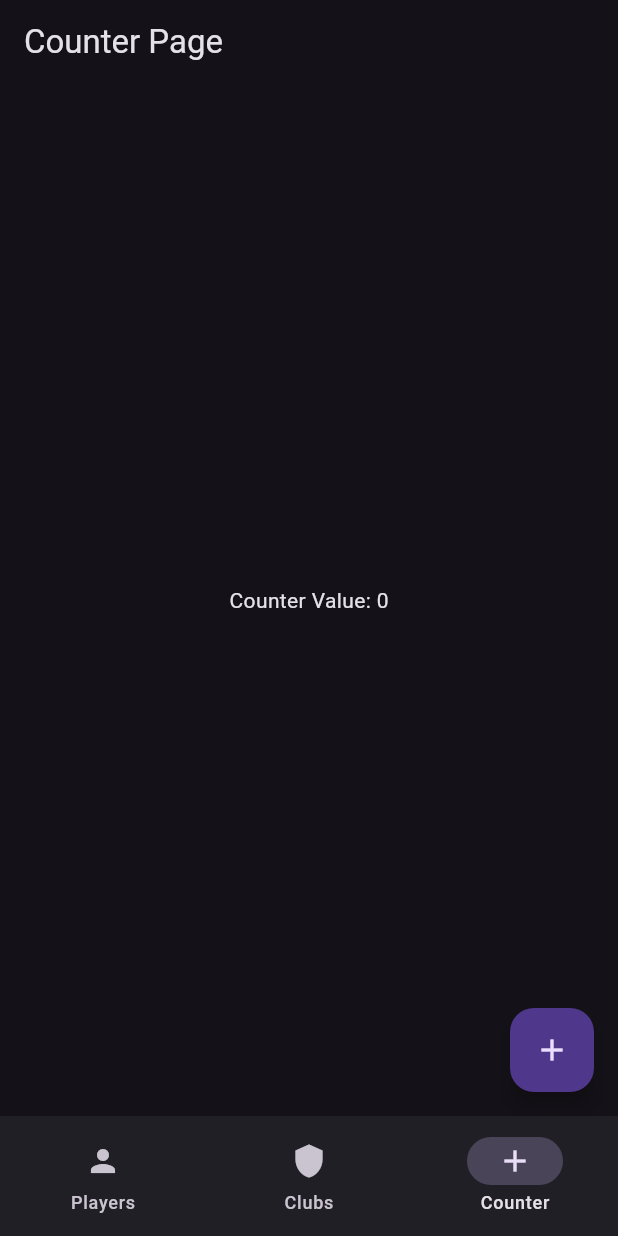
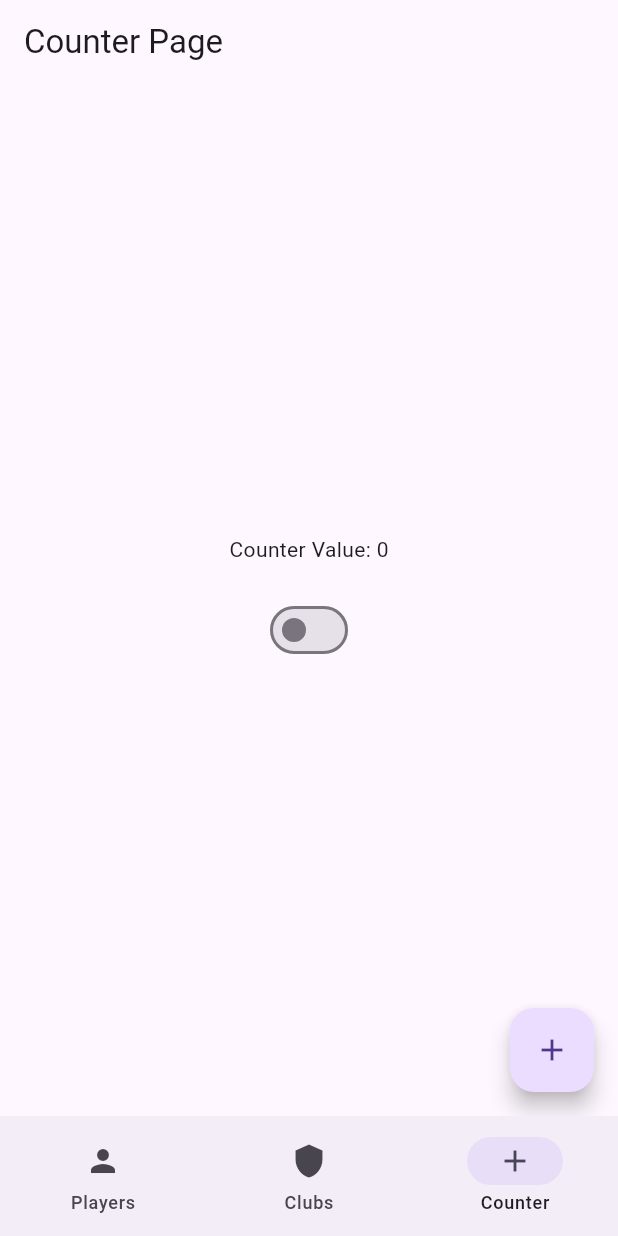
Before and after one commit to nixuiui/flutter_batch_9, a Flutter app: the screen it shows after launch, item 3 of the bottom bar chosen, on a phone screen of 412 x 824 dp. Run offline on Flutter 3.47's test engine with Material 3 defaults, Android fonts, the phone set to English and light mode, and no system bars; our stand-ins replace flutter_bloc.

Commit message:
feat: bloc provider

```diff
--- a/lib/main.dart
+++ b/lib/main.dart
@@ -1,7 +1,9 @@
 import 'package:flutter/material.dart';
 import 'package:flutter_batch_9/pages/day_5/football_player_detail_page.dart';
 import 'package:flutter_batch_9/pages/day_5/football_players_page.dart';
+import 'package:flutter_batch_9/pages/day_6/bloc/theme_cubit.dart';
 import 'package:flutter_batch_9/pages/day_6/main_page.dart';
+import 'package:flutter_bloc/flutter_bloc.dart';
 
 void main() {
   runApp(const MyApp());
@@ -12,11 +14,15 @@ class MyApp extends StatelessWidget {
 
   @override
   Widget build(BuildContext context) {
+    return BlocProvider(
+      create: (context) => ThemeCubit(),
+      child: BlocBuilder<ThemeCubit, ThemeMode>(
+        builder: (context, themeMode) {
           return MaterialApp(
             title: 'Flutter Demo',
             theme: ThemeData.light(useMaterial3: true),
             darkTheme: ThemeData.dark(useMaterial3: true),
-      themeMode: ThemeMode.dark,
+            themeMode: themeMode,
             initialRoute: '/main',
             routes: {
               '/main': (context) => const MainPage(),
@@ -37,4 +43,7 @@ class MyApp extends StatelessWidget {
             },
           );
         }
+      ),
+    );
   }
+}
--- /dev/null
+++ b/lib/pages/day_6/bloc/theme_cubit.dart
@@ -0,0 +1,15 @@
+import 'package:flutter/material.dart';
+import 'package:flutter_bloc/flutter_bloc.dart';
+
+class ThemeCubit extends Cubit<ThemeMode> {
+  ThemeCubit() : super(ThemeMode.system);
+
+  void toggleTheme() {
+    if (state == ThemeMode.light) {
+      emit(ThemeMode.dark);
+    } else {
+      emit(ThemeMode.light);
+    }
+  }
+
+}
--- a/lib/pages/day_6/counter_page.dart
+++ b/lib/pages/day_6/counter_page.dart
@@ -1,5 +1,6 @@
 import 'package:flutter/material.dart';
 import 'package:flutter_batch_9/pages/day_6/bloc/counter_cubit.dart';
+import 'package:flutter_batch_9/pages/day_6/bloc/theme_cubit.dart';
 import 'package:flutter_bloc/flutter_bloc.dart';
 
 class CounterPage extends StatefulWidget {
@@ -29,13 +30,30 @@ class _CounterPageState extends State<CounterPage> {
         appBar: AppBar(
           title: const Text('Counter Page'),
         ),
-        body: BlocBuilder<CounterCubit, int>(
+        body: Column(
+          mainAxisAlignment: MainAxisAlignment.center,
+          crossAxisAlignment: CrossAxisAlignment.center,
+          children: [
+            BlocBuilder<CounterCubit, int>(
               bloc: counterCubit,
               builder: (context, state) {
                 return Center(
                   child: Text('Counter Value: $state'),
                 );
               }
+            ),
+            SizedBox(height: 20),
+            BlocBuilder<ThemeCubit, ThemeMode>(
+              builder: (context, themeMode) {
+                return Switch(
+                  value: themeMode == ThemeMode.dark,
+                  onChanged: (value) {
+                    context.read<ThemeCubit>().toggleTheme();
+                  }
+                );
+              }
+            )
+          ],
         ),
         floatingActionButton: FloatingActionButton(
           onPressed: counterCubit.increment,
```
Also changed, not shown: lib/pages/day_5/football_clubs_page.dart (+14 -0 lines). Lines whose indentation alone changed are shown as unchanged.
